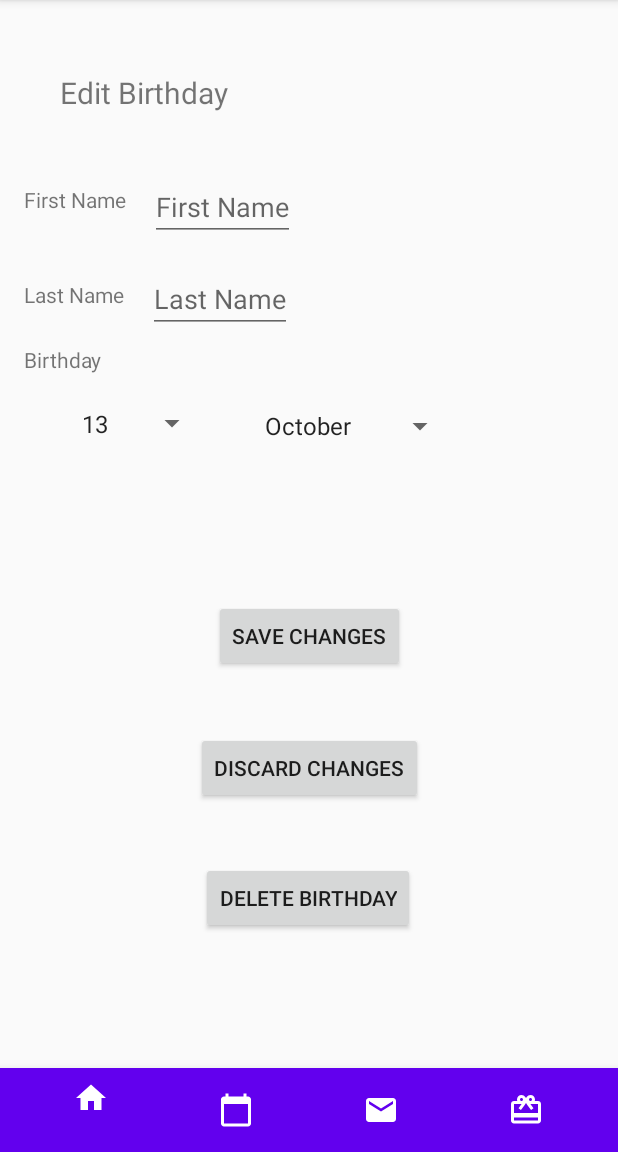
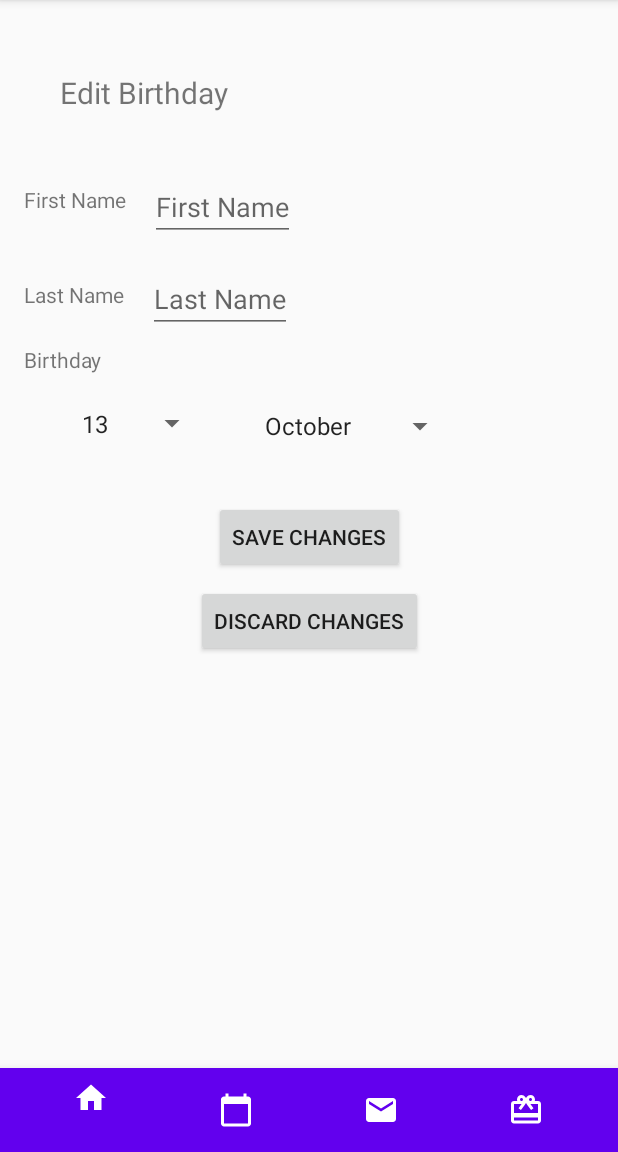
Before and after one commit to mariamedi/AnotherYear, an Android app: the screen it shows after launch (BirthDateActivity), after a tap on "ADD", on a phone screen of 412 x 824 dp, the part 84-1236 px from its top. Run offline under Robolectric (Android 15) with nearby library versions, the phone set to English and light mode, and no system bars; our stand-ins replace Room's generated code; 1 statement that could not run was skipped.

Commit message:
Fixed delete button to only show when editing

```diff
--- a/app/src/main/java/com/anotheryear/birthDate/BirthdayDetailFragment.kt
+++ b/app/src/main/java/com/anotheryear/birthDate/BirthdayDetailFragment.kt
@@ -9,6 +9,7 @@ import android.view.LayoutInflater
 import android.view.View
 import android.view.ViewGroup
 import android.widget.*
+import androidx.core.view.isVisible
 import androidx.fragment.app.Fragment
 import androidx.lifecycle.Observer
 import androidx.lifecycle.ViewModelProviders
@@ -107,9 +108,9 @@ class BirthdayDetailFragment : Fragment() {
         super.onCreate(savedInstanceState)
         birthday = Birthday()
 
-        val date: Date? = arguments?.getSerializable(ARG_BIRTHDAY_DATE) as Date?
 
         // If passed a date, initialize birthday object with the date
+        val date: Date? = arguments?.getSerializable(ARG_BIRTHDAY_DATE) as Date?
         if(date != null){
             birthday.birthdate = date
         }
@@ -135,6 +136,12 @@ class BirthdayDetailFragment : Fragment() {
         saveButton = view.findViewById(R.id.save_button)
         discardButton = view.findViewById(R.id.discard_button)
         deleteButton = view.findViewById(R.id.delete_button)
+
+        // If a new birthday is being added, do not show delete button
+        val id: UUID? = arguments?.getSerializable(ARG_BIRTHDAY_ID) as UUID?
+        if(id == null){
+           deleteButton.visibility = View.INVISIBLE
+        }
 
         // Create array adapter for month drop down
         ArrayAdapter.createFromResource(requireContext(), R.array.Months, android.R.layout.simple_spinner_item)
--- a/app/src/main/res/layout/fragment_birthday_detail.xml
+++ b/app/src/main/res/layout/fragment_birthday_detail.xml
@@ -99,17 +99,17 @@
         android:id="@+id/save_button"
         android:layout_width="wrap_content"
         android:layout_height="wrap_content"
-        android:layout_marginTop="400dp"
+        android:layout_marginTop="32dp"
         android:text="@string/save_button"
         app:layout_constraintEnd_toEndOf="parent"
         app:layout_constraintStart_toStartOf="parent"
-        app:layout_constraintTop_toTopOf="parent" />
+        app:layout_constraintTop_toBottomOf="@+id/month_spinner" />
 
     <Button
         android:id="@+id/discard_button"
         android:layout_width="wrap_content"
         android:layout_height="wrap_content"
-        android:layout_marginTop="40dp"
+        android:layout_marginTop="8dp"
         android:text="@string/discard_button"
         app:layout_constraintEnd_toEndOf="parent"
         app:layout_constraintStart_toStartOf="parent"
@@ -119,13 +119,12 @@
         android:id="@+id/delete_button"
         android:layout_width="wrap_content"
         android:layout_height="wrap_content"
+        android:layout_marginTop="8dp"
         android:text="@string/delete_button"
-        app:layout_constraintBottom_toBottomOf="parent"
         app:layout_constraintEnd_toEndOf="parent"
         app:layout_constraintHorizontal_bias="0.498"
         app:layout_constraintStart_toStartOf="parent"
-        app:layout_constraintTop_toBottomOf="@+id/discard_button"
-        app:layout_constraintVertical_bias="0.3" />
+        app:layout_constraintTop_toBottomOf="@+id/discard_button" />
 
 
 </androidx.constraintlayout.widget.ConstraintLayout>
```
